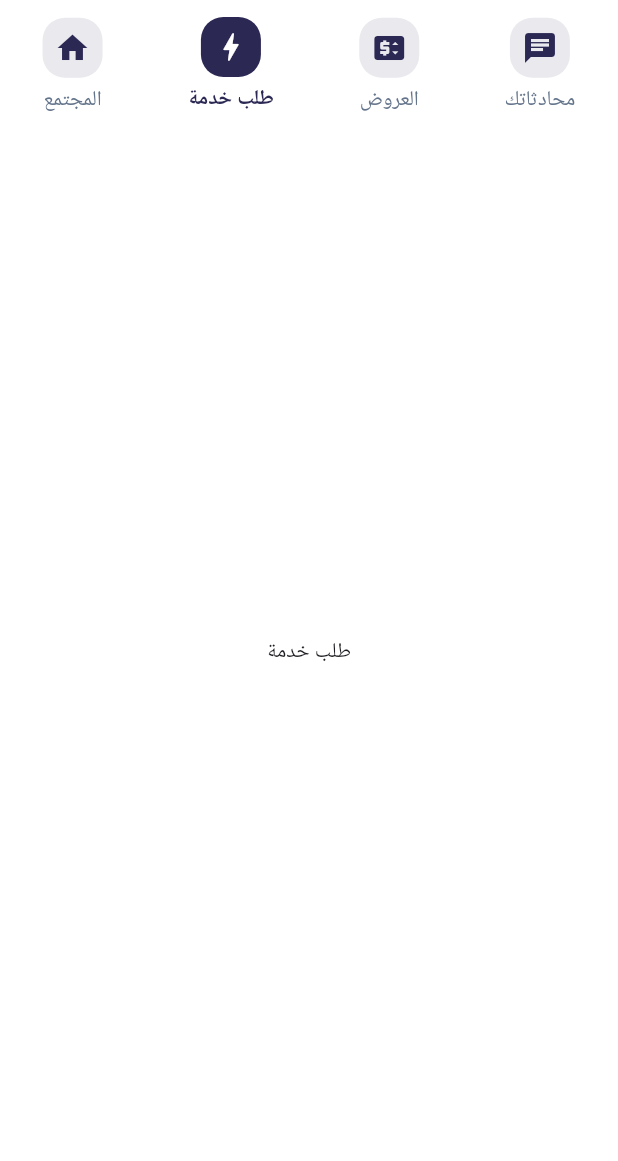
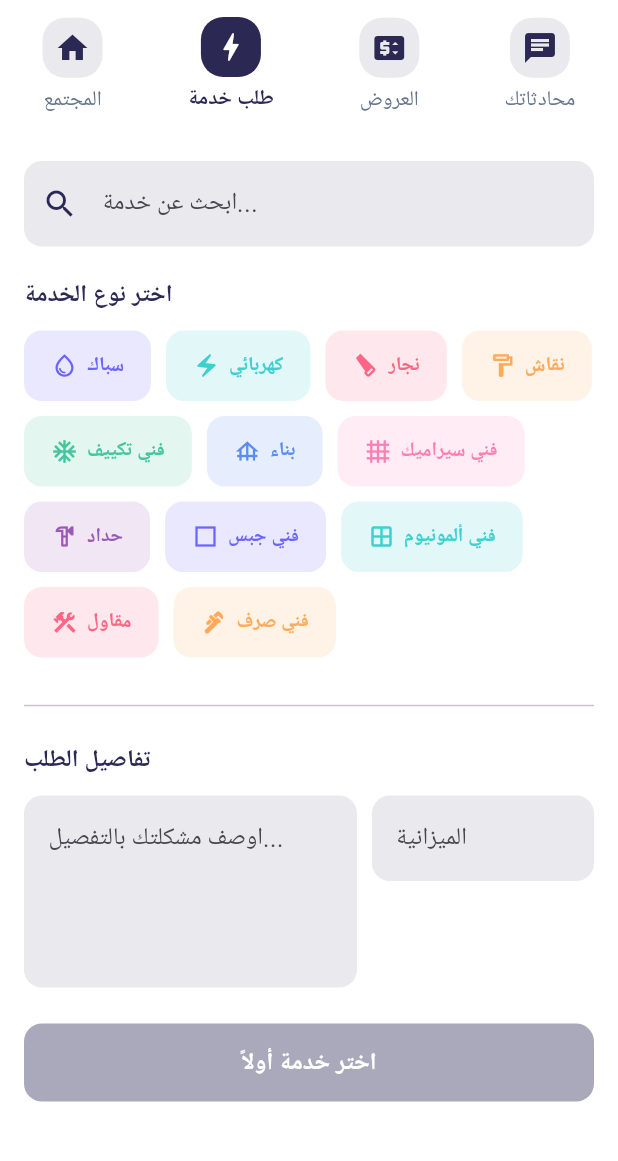
Before and after one commit to ahmedshabana379/herafy, a Flutter app: the screen it shows after launch, after a tap on "طلب خدمة", on a phone screen of 412 x 824 dp, the part 67-1228 px from its top. Run offline on Flutter 3.47's test engine with Material 3 defaults, Android fonts, the light colour scheme and no system bars; our stand-ins replace dio, flutter_bloc, flutter_secure_storage, image_picker, shared_preferences; network calls fail.

Commit message:
feat(home): implement scroll-aware UI and quick request feature

```diff
--- a/lib/features/home/screens/PagesView/community_page1.dart
+++ b/lib/features/home/screens/PagesView/community_page1.dart
@@ -2,9 +2,8 @@ import 'package:flutter/material.dart';
 import 'package:herafy/features/home/widgets/post_card.dart';
 
 class CommunityPage extends StatelessWidget {
-  const CommunityPage({super.key});
-
-  // داتا وهمية للتجربة
+  const CommunityPage({super.key, this.scrollController});
+final ScrollController? scrollController;
   static const List<Map<String, dynamic>> _mockPosts = [
     {
       "isServiceOffer": false,
@@ -114,7 +113,10 @@ class CommunityPage extends StatelessWidget {
 
   @override
   Widget build(BuildContext context) {
-    return ListView.builder(
+    return Padding(
+      padding: const EdgeInsets.only(top: 10),
+      child: ListView.builder(
+        controller: scrollController,
         itemCount: _mockPosts.length,
         itemBuilder: (context, index) {
           final post = _mockPosts[index];
@@ -129,6 +131,7 @@ class CommunityPage extends StatelessWidget {
             isServiceOffer: post["isServiceOffer"] ?? false,
           );
         },
+      ),
     );
   }
 }
--- /dev/null
+++ b/lib/features/home/screens/PagesView/quick_request_page.dart
@@ -0,0 +1,253 @@
+import 'package:flutter/material.dart';
+import 'package:flutter/services.dart';
+import 'package:herafy/core/resourses/app_colors.dart';
+
+class QuickRequestPage extends StatefulWidget {
+  const QuickRequestPage({super.key});
+
+  @override
+  State<QuickRequestPage> createState() => _QuickRequestPageState();
+}
+
+class _QuickRequestPageState extends State<QuickRequestPage> {
+  String? selectedService;
+  final TextEditingController _descController = TextEditingController();
+  final TextEditingController _budgetController = TextEditingController();
+  final TextEditingController _searchController = TextEditingController();
+  String _searchQuery = '';
+
+  // الألوان المختلفة للكروت
+  final List<Color> _cardColors = [
+    Color(0xFF6C63FF),
+    Color(0xFF3ECFCF),
+    Color(0xFFFF6584),
+    Color(0xFFFFAA5A),
+    Color(0xFF43C59E),
+    Color(0xFF5B8DEF),
+    Color(0xFFFF7EB3),
+    Color(0xFF9B59B6),
+  ];
+
+  final List<Map<String, dynamic>> _services = [
+    {"name": "سباك", "icon": Icons.water_drop_outlined},
+    {"name": "كهربائي", "icon": Icons.electric_bolt_outlined},
+    {"name": "نجار", "icon": Icons.carpenter},
+    {"name": "نقاش", "icon": Icons.format_paint_outlined},
+    {"name": "فني تكييف", "icon": Icons.ac_unit_outlined},
+    {"name": "بناء", "icon": Icons.foundation_outlined},
+    {"name": "فني سيراميك", "icon": Icons.grid_4x4_outlined},
+    {"name": "حداد", "icon": Icons.hardware_outlined},
+    {"name": "فني جبس", "icon": Icons.square_outlined},
+    {"name": "فني ألمونيوم", "icon": Icons.window_outlined},
+    {"name": "مقاول", "icon": Icons.construction_outlined},
+    {"name": "فني صرف", "icon": Icons.plumbing_outlined},
+  ];
+
+  List<Map<String, dynamic>> get _filteredServices {
+    if (_searchQuery.isEmpty) return _services;
+    return _services
+        .where((s) => s["name"].toString().contains(_searchQuery))
+        .toList();
+  }
+
+  @override
+  void dispose() {
+    _descController.dispose();
+    _budgetController.dispose();
+    _searchController.dispose();
+    super.dispose();
+  }
+
+  @override
+  Widget build(BuildContext context) {
+    return SingleChildScrollView(
+      padding: const EdgeInsets.all(16),
+      child: Column(
+        crossAxisAlignment: CrossAxisAlignment.start,
+        children: [
+          // السيرش بار
+          TextField(
+            controller: _searchController,
+            onChanged: (value) => setState(() => _searchQuery = value),
+            decoration: InputDecoration(
+              hintText: "ابحث عن خدمة...",
+              prefixIcon: Icon(
+                Icons.search,
+                color: Color(AppColors.primaryColor),
+              ),
+              filled: true,
+              fillColor: Color(AppColors.cardsColor),
+              border: OutlineInputBorder(
+                borderRadius: BorderRadius.circular(12),
+                borderSide: BorderSide.none,
+              ),
+            ),
+          ),
+          const SizedBox(height: 20),
+
+          // عنوان الخدمات
+          Text(
+            "اختر نوع الخدمة",
+            style: TextStyle(
+              fontSize: 16,
+              fontWeight: FontWeight.bold,
+              color: Color(AppColors.primaryColor),
+            ),
+          ),
+          const SizedBox(height: 12),
+
+          // كروت الخدمات
+          _filteredServices.isEmpty
+              ? Center(
+                  child: Padding(
+                    padding: const EdgeInsets.all(20),
+                    child: Text(
+                      "مفيش خدمة بالاسم ده",
+                      style: TextStyle(color: Color(AppColors.secondaryColor)),
+                    ),
+                  ),
+                )
+              : Wrap(
+                  spacing: 10,
+                  runSpacing: 10,
+                  children: List.generate(_filteredServices.length, (index) {
+                    final service = _filteredServices[index];
+                    final color = _cardColors[index % _cardColors.length];
+                    final isSelected = selectedService == service["name"];
+
+                    return GestureDetector(
+                      onTap: () {
+                        setState(() => selectedService = service["name"]);
+                      },
+                      child: AnimatedContainer(
+                        duration: const Duration(milliseconds: 200),
+                        padding: const EdgeInsets.symmetric(
+                          horizontal: 16,
+                          vertical: 12,
+                        ),
+                        decoration: BoxDecoration(
+                          color: isSelected ? color : color.withValues(alpha: 0.15),
+                          borderRadius: BorderRadius.circular(12),
+                          border: Border.all(
+                            color: isSelected ? color : Colors.transparent,
+                            width: 2,
+                          ),
+                        ),
+                        child: Row(
+                          mainAxisSize: MainAxisSize.min,
+                          children: [
+                            Icon(
+                              service["icon"] as IconData,
+                              size: 18,
+                              color: isSelected ? Colors.white : color,
+                            ),
+                            const SizedBox(width: 6),
+                            Text(
+                              service["name"],
+                              style: TextStyle(
+                                fontSize: 13,
+                                fontWeight: FontWeight.bold,
+                                color: isSelected ? Colors.white : color,
+                              ),
+                            ),
+                          ],
+                        ),
+                      ),
+                    );
+                  }),
+                ),
+
+          const SizedBox(height: 24),
+          const Divider(),
+          const SizedBox(height: 16),
+
+          // وصف المشكلة والميزانية
+          Text(
+            "تفاصيل الطلب",
+            style: TextStyle(
+              fontSize: 16,
+              fontWeight: FontWeight.bold,
+              color: Color(AppColors.primaryColor),
+            ),
+          ),
+          const SizedBox(height: 12),
+
+          // الوصف والميزانية في Row
+          Row(
+            crossAxisAlignment: CrossAxisAlignment.start,
+            children: [
+              // وصف المشكلة
+              Expanded(
+                flex: 3,
+                child: TextField(
+                  controller: _descController,
+                  maxLines: 4,
+                  decoration: InputDecoration(
+                    hintText: "اوصف مشكلتك بالتفصيل...",
+                    filled: true,
+                    fillColor: Color(AppColors.cardsColor),
+                    border: OutlineInputBorder(
+                      borderRadius: BorderRadius.circular(12),
+                      borderSide: BorderSide.none,
+                    ),
+                    alignLabelWithHint: true,
+                  ),
+                ),
+              ),
+              const SizedBox(width: 10),
+
+              // الميزانية
+              Expanded(
+                flex: 2,
+                child: TextField(
+                  controller: _budgetController,
+                  keyboardType: TextInputType.number,
+                  inputFormatters: [
+                    FilteringTextInputFormatter.digitsOnly, // ارقام بس
+                  ],
+                  decoration: InputDecoration(
+                    hintText: "الميزانية",
+                    suffixText: "ج.م",
+                    filled: true,
+                    fillColor: Color(AppColors.cardsColor),
+                    border: OutlineInputBorder(
+                      borderRadius: BorderRadius.circular(12),
+                      borderSide: BorderSide.none,
+                    ),
+                  ),
+                ),
+              ),
+            ],
+          ),
+          const SizedBox(height: 24),
+
+          // زرار الإرسال
+          SizedBox(
+            width: double.infinity,
+            child: ElevatedButton(
+              onPressed: selectedService == null ? null : () {},
+              style: ElevatedButton.styleFrom(
+                backgroundColor: Color(AppColors.primaryColor),
+                disabledBackgroundColor:
+                    Color(AppColors.primaryColor).withValues(alpha: 0.4),
+                padding: const EdgeInsets.symmetric(vertical: 14),
+                shape: RoundedRectangleBorder(
+                  borderRadius: BorderRadius.circular(12),
+                ),
+              ),
+              child: Text(
+                selectedService == null ? "اختر خدمة أولاً" : "إرسال الطلب",
+                style: const TextStyle(
+                  color: Colors.white,
+                  fontSize: 16,
+                  fontWeight: FontWeight.bold,
+                ),
+              ),
+            ),
+          ),
+          const SizedBox(height: 20),
+        ],
+      ),
+    );
+  }
+}
--- a/lib/features/home/screens/home_main.dart
+++ b/lib/features/home/screens/home_main.dart
@@ -1,6 +1,7 @@
 import 'package:flutter/material.dart';
 import 'package:herafy/core/resourses/app_colors.dart';
 import 'package:herafy/features/home/screens/PagesView/community_page1.dart';
+import 'package:herafy/features/home/screens/PagesView/quick_request_page.dart';
 import 'package:herafy/features/home/widgets/bar_of_tapbar_buttons.dart';
 import 'package:herafy/features/home/widgets/post_type_sheet.dart';
 
@@ -39,22 +40,26 @@ class _HomePageState extends State<HomePage> {
 
   @override
   Widget build(BuildContext context) {
-    double screenWidth = MediaQuery.of(context).size.width;
-    double horizontalPadding = screenWidth * 0.05;
     return Scaffold(
       floatingActionButton: _selectedIndex == 0
-    ? FloatingActionButton(
+          ? AnimatedScale(
+              scale: _isBarVisible ? 1.0 : 0.0,
+              duration: const Duration(milliseconds: 200),
+              child: FloatingActionButton(
                 backgroundColor: Color(AppColors.primaryColor),
                 onPressed: () {
                   showModalBottomSheet(
                     context: context,
                     shape: RoundedRectangleBorder(
-              borderRadius: BorderRadius.vertical(top: Radius.circular(20)),
+                      borderRadius: BorderRadius.vertical(
+                        top: Radius.circular(20),
+                      ),
                     ),
                     builder: (context) => PostTypeSheet(),
                   );
                 },
                 child: Icon(Icons.add, color: Colors.white),
+              ),
             )
           : null,
       backgroundColor: Colors.white,
@@ -91,12 +96,20 @@ class _HomePageState extends State<HomePage> {
               child: ButtonsHomeBar(
                 selectedIndex: _selectedIndex,
                 onTap: (index) {
+                  if (_selectedIndex == index && index == 0) {
+                    _scrollController.animateTo(
+                      0,
+                      duration: Duration(milliseconds: 500),
+                      curve: Curves.easeOut,
+                    );
+                  } else {
                     setState(() => _selectedIndex = index);
                     _pageController.animateToPage(
                       index,
                       duration: Duration(milliseconds: 300),
                       curve: Curves.easeInOut,
                     );
+                  }
                 },
               ),
             ),
@@ -109,8 +122,8 @@ class _HomePageState extends State<HomePage> {
                 setState(() => _selectedIndex = index);
               },
               children: [
-                CommunityPage(),
-                Center(child: Text("طلب خدمة")),
+                CommunityPage(scrollController: _scrollController),
+                QuickRequestPage(),
                 Center(child: Text("العروض")),
                 Center(child: Text("المحادثات")),
               ],
--- a/lib/features/home/widgets/bar_of_tapbar_buttons.dart
+++ b/lib/features/home/widgets/bar_of_tapbar_buttons.dart
@@ -14,6 +14,7 @@ class ButtonsHomeBar extends StatelessWidget {
   @override
   Widget build(BuildContext context) {
     return Row(
+
       mainAxisAlignment: MainAxisAlignment.spaceAround,
       children: [
         HomeIcon(
--- a/lib/features/home/widgets/post_type_sheet.dart
+++ b/lib/features/home/widgets/post_type_sheet.dart
@@ -37,11 +37,6 @@ class PostTypeSheet extends StatelessWidget {
             description: "انشر عرضك وخلي العملاء يطلبوا خدمتك مباشرة",
             onTap: () {
               Navigator.pop(context);
-              Navigator.pushNamed(
-                context,
-                "/create-post",
-                arguments: "service",
-              );
             },
           ),
           const SizedBox(height: 12),
--- a/lib/features/home/widgets/tapbar_button.dart
+++ b/lib/features/home/widgets/tapbar_button.dart
@@ -26,7 +26,7 @@ class HomeIcon extends StatelessWidget {
             padding: EdgeInsets.all(8),
             decoration: BoxDecoration(
               color: isSelected
-                  ? Color(AppColors.primaryColor)  // ← لما يكون selected
+                  ? Color(AppColors.primaryColor)
                   : Color(AppColors.cardsColor),
               borderRadius: BorderRadius.circular(15),
             ),
```
Lines whose indentation alone changed are shown as unchanged.
